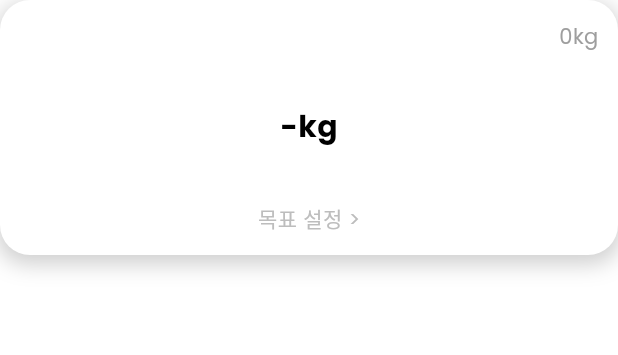
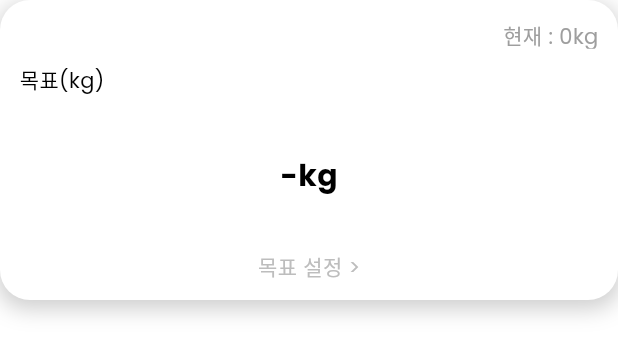
Before and after one commit to hillview0303/project-final-flutter, a Flutter app: the TodayStatus widget shown alone on an empty page, opened directly with empty values, on a phone screen of 412 x 824 dp. Shown: the top 355 px of the screen. Run offline on Flutter 3.47's test engine with Material 3 defaults, Android fonts, the phone set to English and light mode, and no system bars; our stand-ins replace dio, fl_chart, flutter_riverpod, flutter_secure_storage, image_picker, scrollable_positioned_list and 3 more; accounts and stored records are empty; network calls fail; key blocks and very long unbroken strings in the code were emptied for the run.

Commit message:
목표카드 수정

```diff
--- a/lib/_core/constants/http.dart
+++ b/lib/_core/constants/http.dart
@@ -4,7 +4,7 @@ import 'package:flutter_secure_storage/flutter_secure_storage.dart';
 // mac : ipconfig getifaddr en0
 final dio = Dio(
   BaseOptions(
-    baseUrl: "http://192.168.0.48:8080", // IPConfig 로 ip 확인하기
+    baseUrl: "http://192.168.0.79:8080", // IPConfig 로 ip 확인하기
     contentType: "application/json; charset=utf-8",
     validateStatus: (status) => true, // 200 이 아니어도 예외 발생안하게 설정
   ),
--- a/lib/ui/main/today/today_page.dart
+++ b/lib/ui/main/today/today_page.dart
@@ -15,7 +15,7 @@ class TodayPage extends ConsumerWidget {
     TodayPageModel? model = ref.watch(TodayPageProvider);
 
     if (model == null) {
-      return Center(child: CircularProgressIndicator()); // 또는 적절한 위젯으로 대체
+      return Center(child: CircularProgressIndicator());
     } else {
       return Scaffold(
         body: ListView(
--- a/lib/ui/main/today/widgets/today_status.dart
+++ b/lib/ui/main/today/widgets/today_status.dart
@@ -15,7 +15,7 @@ class TodayStatus extends StatelessWidget {
   @override
   Widget build(BuildContext context) {
     return Container(
-      height: 170,
+      height: 200,
       decoration: BoxDecoration(
         borderRadius: BorderRadius.circular(gap_m),
         color: Colors.white,
@@ -40,8 +40,17 @@ class TodayStatus extends StatelessWidget {
                     style: subtitle3(mColor: Colors.grey[400]!),
                   ),
                   Spacer(),
-                  Text("${weight}kg"),
+                  Text("현재 : ${weight}kg"),
                 ],
+              ),
+            ),
+            SizedBox(height: 10),
+            Container(
+              alignment: Alignment.topLeft,
+              height: 25,
+              child: Text(
+                "목표(kg)",
+                style: subtitle2(),
               ),
             ),
             Container(
--- a/lib/ui/main/today/widgets/today_user_data.dart
+++ b/lib/ui/main/today/widgets/today_user_data.dart
@@ -17,7 +17,7 @@ class TodayUserData extends StatelessWidget {
     return Container(
       // color: kAccentColor1,
       width: double.infinity,
-      height: 350,
+      height: 380,
       decoration: BoxDecoration(
         image: DecorationImage(
           image: AssetImage('assets/images/green.png'),
@@ -37,7 +37,7 @@ class TodayUserData extends StatelessWidget {
             ),
             const SizedBox(height: gap_s),
             Text(
-              "반갑습니다!",
+              " 반갑습니다!",
               style: subtitle1(mColor: Colors.blueGrey),
             ),
             SizedBox(height: gap_m),
```
